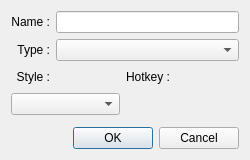
This is src/gui/seteditdialog.ui in mistic100/UMWP-Autochanger as Qt 5 draws it before an edit. The edited form follows.
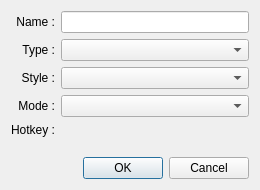
This is the edited form. Custom widgets are drawn as their Qt base class.

Commit message: type, style and mode are now set-level, with default values in config

Patch:
```diff
--- a/src/gui/seteditdialog.ui
+++ b/src/gui/seteditdialog.ui
@@ -9,31 +9,38 @@
    <rect>
     <x>0</x>
     <y>0</y>
-    <width>250</width>
-    <height>160</height>
+    <width>260</width>
+    <height>190</height>
    </rect>
   </property>
   <property name="windowTitle">
    <string>Properties</string>
   </property>
-  <layout class="QGridLayout" name="gridLayout" columnstretch="0,1,0,1">
-   <item row="1" column="1" colspan="3">
-    <widget class="QLineEdit" name="inputName"/>
-   </item>
-   <item row="3" column="1" colspan="3">
-    <widget class="QComboBox" name="selectType"/>
-   </item>
-   <item row="9" column="0" colspan="4">
-    <widget class="QDialogButtonBox" name="buttonBox">
+  <layout class="QGridLayout" name="gridLayout">
+   <item row="5" column="0">
+    <spacer name="verticalSpacer">
      <property name="orientation">
-      <enum>Qt::Horizontal</enum>
+      <enum>Qt::Vertical</enum>
      </property>
-     <property name="standardButtons">
-      <set>QDialogButtonBox::Cancel|QDialogButtonBox::Ok</set>
+     <property name="sizeHint" stdset="0">
+      <size>
+       <width>20</width>
+       <height>40</height>
+      </size>
+     </property>
+    </spacer>
+   </item>
+   <item row="2" column="0">
+    <widget class="QLabel" name="label_3">
+     <property name="text">
+      <string>Style :</string>
+     </property>
+     <property name="alignment">
+      <set>Qt::AlignRight|Qt::AlignTrailing|Qt::AlignVCenter</set>
      </property>
     </widget>
    </item>
-   <item row="3" column="0">
+   <item row="1" column="0">
     <widget class="QLabel" name="label_2">
      <property name="text">
       <string>Type :</string>
@@ -43,7 +50,7 @@
      </property>
     </widget>
    </item>
-   <item row="1" column="0">
+   <item row="0" column="0">
     <widget class="QLabel" name="label_1">
      <property name="text">
       <string>Name :</string>
@@ -53,18 +60,24 @@
      </property>
     </widget>
    </item>
-   <item row="6" column="2">
-    <widget class="QLabel" name="label_4">
-     <property name="text">
-      <string>Hotkey :</string>
+   <item row="6" column="0" colspan="2">
+    <widget class="QDialogButtonBox" name="buttonBox">
+     <property name="orientation">
+      <enum>Qt::Horizontal</enum>
      </property>
-     <property name="alignment">
-      <set>Qt::AlignRight|Qt::AlignTrailing|Qt::AlignVCenter</set>
+     <property name="standardButtons">
+      <set>QDialogButtonBox::Cancel|QDialogButtonBox::Ok</set>
      </property>
     </widget>
    </item>
-   <item row="7" column="0" colspan="2">
-    <widget class="QComboBox" name="selectStyle">
+   <item row="1" column="1">
+    <widget class="QComboBoxExt" name="selectType"/>
+   </item>
+   <item row="0" column="1">
+    <widget class="QLineEdit" name="inputName"/>
+   </item>
+   <item row="2" column="1">
+    <widget class="QComboBoxExt" name="selectStyle">
      <property name="iconSize">
       <size>
        <width>20</width>
@@ -73,58 +86,32 @@
      </property>
     </widget>
    </item>
-   <item row="6" column="1">
-    <spacer name="horizontalSpacer_1">
-     <property name="orientation">
-      <enum>Qt::Horizontal</enum>
-     </property>
-     <property name="sizeHint" stdset="0">
-      <size>
-       <width>40</width>
-       <height>20</height>
-      </size>
-     </property>
-    </spacer>
-   </item>
-   <item row="6" column="3">
-    <spacer name="horizontalSpacer_2">
-     <property name="orientation">
-      <enum>Qt::Horizontal</enum>
-     </property>
-     <property name="sizeHint" stdset="0">
-      <size>
-       <width>40</width>
-       <height>20</height>
-      </size>
-     </property>
-    </spacer>
-   </item>
-   <item row="6" column="0">
-    <widget class="QLabel" name="label_3">
+   <item row="4" column="0">
+    <widget class="QLabel" name="label_4">
      <property name="text">
-      <string>Style :</string>
+      <string>Hotkey :</string>
      </property>
      <property name="alignment">
       <set>Qt::AlignRight|Qt::AlignTrailing|Qt::AlignVCenter</set>
      </property>
     </widget>
    </item>
-   <item row="8" column="0" colspan="3">
-    <spacer name="verticalSpacer">
-     <property name="orientation">
-      <enum>Qt::Vertical</enum>
-     </property>
-     <property name="sizeHint" stdset="0">
-      <size>
-       <width>20</width>
-       <height>40</height>
-      </size>
-     </property>
-    </spacer>
-   </item>
-   <item row="7" column="2" colspan="2">
+   <item row="4" column="1">
     <widget class="QHotKeyWidget" name="inputHotkey" native="true"/>
    </item>
+   <item row="3" column="1">
+    <widget class="QComboBoxExt" name="selectMode"/>
+   </item>
+   <item row="3" column="0">
+    <widget class="QLabel" name="label">
+     <property name="text">
+      <string>Mode :</string>
+     </property>
+     <property name="alignment">
+      <set>Qt::AlignRight|Qt::AlignTrailing|Qt::AlignVCenter</set>
+     </property>
+    </widget>
+   </item>
   </layout>
  </widget>
  <customwidgets>
@@ -134,6 +121,11 @@
    <header>ext/qhotkeywidget.h</header>
    <container>1</container>
   </customwidget>
+  <customwidget>
+   <class>QComboBoxExt</class>
+   <extends>QComboBox</extends>
+   <header>ext/qcomboboxext.h</header>
+  </customwidget>
  </customwidgets>
  <resources/>
  <connections>
```
The commit also changes 19 other files.
